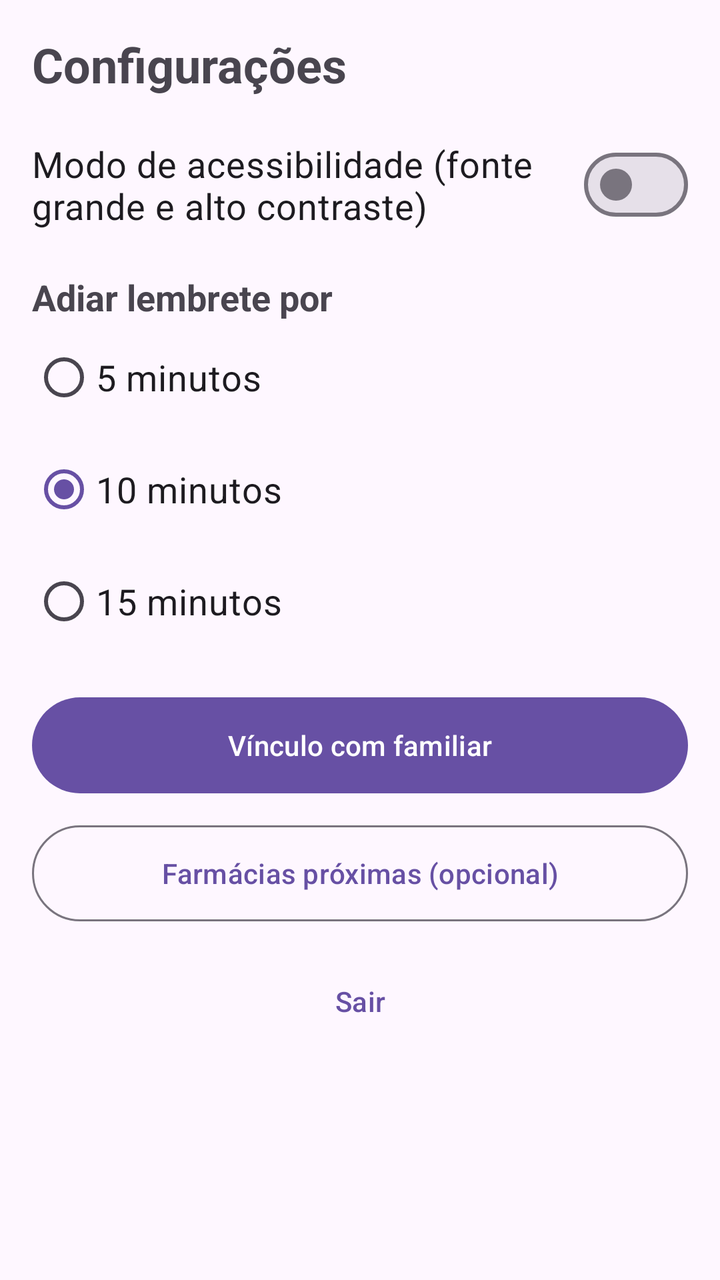
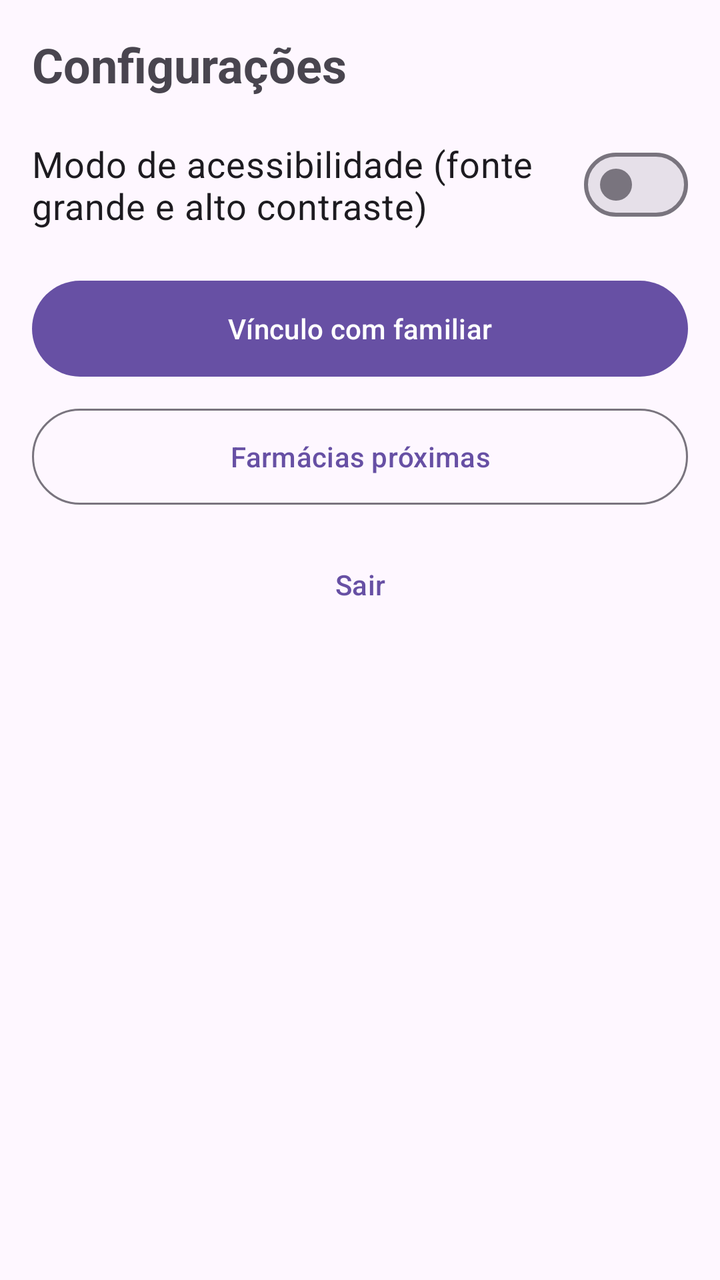

An Android layout rendered at two revisions. The XML below is the earlier revision; the diff shows what the commit changed to produce the second picture.
<!-- AndroidManifest.xml: application theme Theme.RemedioCerto -->
<!-- res/layout/fragment_configuracoes.xml -->
<?xml version="1.0" encoding="utf-8"?>
<ScrollView xmlns:android="http://schemas.android.com/apk/res/android"
    android:layout_width="match_parent"
    android:layout_height="match_parent">

    <LinearLayout
        android:layout_width="match_parent"
        android:layout_height="wrap_content"
        android:orientation="vertical"
        android:padding="@dimen/margem">

        <TextView
            android:id="@+id/tvTitulo"
            android:layout_width="match_parent"
            android:layout_height="wrap_content"
            android:text="@string/config_titulo"
            android:textSize="@dimen/texto_titulo"
            android:textStyle="bold" />

        <com.google.android.material.materialswitch.MaterialSwitch
            android:id="@+id/switchAcessibilidade"
            android:layout_width="match_parent"
            android:layout_height="wrap_content"
            android:layout_marginTop="@dimen/margem"
            android:minHeight="@dimen/altura_botao"
            android:text="@string/config_acessibilidade"
            android:textSize="@dimen/texto_corpo" />

        <TextView
            android:layout_width="match_parent"
            android:layout_height="wrap_content"
            android:layout_marginTop="@dimen/margem"
            android:text="@string/config_adiamento"
            android:textSize="@dimen/texto_corpo"
            android:textStyle="bold" />

        <RadioGroup
            android:id="@+id/rgAdiamento"
            android:layout_width="match_parent"
            android:layout_height="wrap_content"
            android:checkedButton="@+id/rb10">

            <RadioButton
                android:id="@+id/rb5"
                android:layout_width="match_parent"
                android:layout_height="wrap_content"
                android:minHeight="@dimen/altura_botao"
                android:text="@string/config_5min"
                android:textSize="@dimen/texto_corpo" />

            <RadioButton
                android:id="@+id/rb10"
                android:layout_width="match_parent"
                android:layout_height="wrap_content"
                android:minHeight="@dimen/altura_botao"
                android:text="@string/config_10min"
                android:textSize="@dimen/texto_corpo" />

            <RadioButton
                android:id="@+id/rb15"
                android:layout_width="match_parent"
                android:layout_height="wrap_content"
                android:minHeight="@dimen/altura_botao"
                android:text="@string/config_15min"
                android:textSize="@dimen/texto_corpo" />
        </RadioGroup>

        <com.google.android.material.button.MaterialButton
            android:id="@+id/btnVinculo"
            android:layout_width="match_parent"
            android:layout_height="@dimen/altura_botao"
            android:layout_marginTop="@dimen/margem"
            android:text="@string/config_vinculo" />

        <com.google.android.material.button.MaterialButton
            android:id="@+id/btnFarmacias"
            style="@style/Widget.Material3.Button.OutlinedButton"
            android:layout_width="match_parent"
            android:layout_height="@dimen/altura_botao"
            android:layout_marginTop="8dp"
            android:text="@string/config_farmacias" />

        <com.google.android.material.button.MaterialButton
            android:id="@+id/btnSair"
            style="@style/Widget.Material3.Button.TextButton"
            android:layout_width="match_parent"
            android:layout_height="@dimen/altura_botao"
            android:layout_marginTop="8dp"
            android:text="@string/config_sair" />
    </LinearLayout>
</ScrollView>
<!-- resources referenced by this layout -->
<resources>
  <dimen name="altura_botao">56dp</dimen>
  <dimen name="margem">16dp</dimen>
  <dimen name="texto_corpo">18sp</dimen>
  <dimen name="texto_titulo">24sp</dimen>
  <string name="config_10min">10 minutos</string>
  <string name="config_15min">15 minutos</string>
  <string name="config_5min">5 minutos</string>
  <string name="config_acessibilidade">Modo de acessibilidade (fonte grande e alto contraste)</string>
  <string name="config_adiamento">Adiar lembrete por</string>
  <string name="config_farmacias">Farmácias próximas (opcional)</string>
  <string name="config_sair">Sair</string>
  <string name="config_titulo">Configurações</string>
  <string name="config_vinculo">Vínculo com familiar</string>
  <style name="Theme.RemedioCerto" parent="Theme.Material3.DayNight.NoActionBar" />
</resources>

<!-- the commit's change to res/layout/fragment_configuracoes.xml (unified diff, before → after) -->
@@ -26,45 +26,6 @@
             android:text="@string/config_acessibilidade"
             android:textSize="@dimen/texto_corpo" />
 
-        <TextView
-            android:layout_width="match_parent"
-            android:layout_height="wrap_content"
-            android:layout_marginTop="@dimen/margem"
-            android:text="@string/config_adiamento"
-            android:textSize="@dimen/texto_corpo"
-            android:textStyle="bold" />
-
-        <RadioGroup
-            android:id="@+id/rgAdiamento"
-            android:layout_width="match_parent"
-            android:layout_height="wrap_content"
-            android:checkedButton="@+id/rb10">
-
-            <RadioButton
-                android:id="@+id/rb5"
-                android:layout_width="match_parent"
-                android:layout_height="wrap_content"
-                android:minHeight="@dimen/altura_botao"
-                android:text="@string/config_5min"
-                android:textSize="@dimen/texto_corpo" />
-
-            <RadioButton
-                android:id="@+id/rb10"
-                android:layout_width="match_parent"
-                android:layout_height="wrap_content"
-                android:minHeight="@dimen/altura_botao"
-                android:text="@string/config_10min"
-                android:textSize="@dimen/texto_corpo" />
-
-            <RadioButton
-                android:id="@+id/rb15"
-                android:layout_width="match_parent"
-                android:layout_height="wrap_content"
-                android:minHeight="@dimen/altura_botao"
-                android:text="@string/config_15min"
-                android:textSize="@dimen/texto_corpo" />
-        </RadioGroup>
-
         <com.google.android.material.button.MaterialButton
             android:id="@+id/btnVinculo"
             android:layout_width="match_parent"
<!-- resource entries referenced after the edit -->
@@ -4,12 +4,8 @@
   <dimen name="margem">16dp</dimen>
   <dimen name="texto_corpo">18sp</dimen>
   <dimen name="texto_titulo">24sp</dimen>
-  <string name="config_10min">10 minutos</string>
-  <string name="config_15min">15 minutos</string>
-  <string name="config_5min">5 minutos</string>
   <string name="config_acessibilidade">Modo de acessibilidade (fonte grande e alto contraste)</string>
-  <string name="config_adiamento">Adiar lembrete por</string>
-  <string name="config_farmacias">Farmácias próximas (opcional)</string>
+  <string name="config_farmacias">Farmácias próximas</string>
   <string name="config_sair">Sair</string>
   <string name="config_titulo">Configurações</string>
   <string name="config_vinculo">Vínculo com familiar</string>
